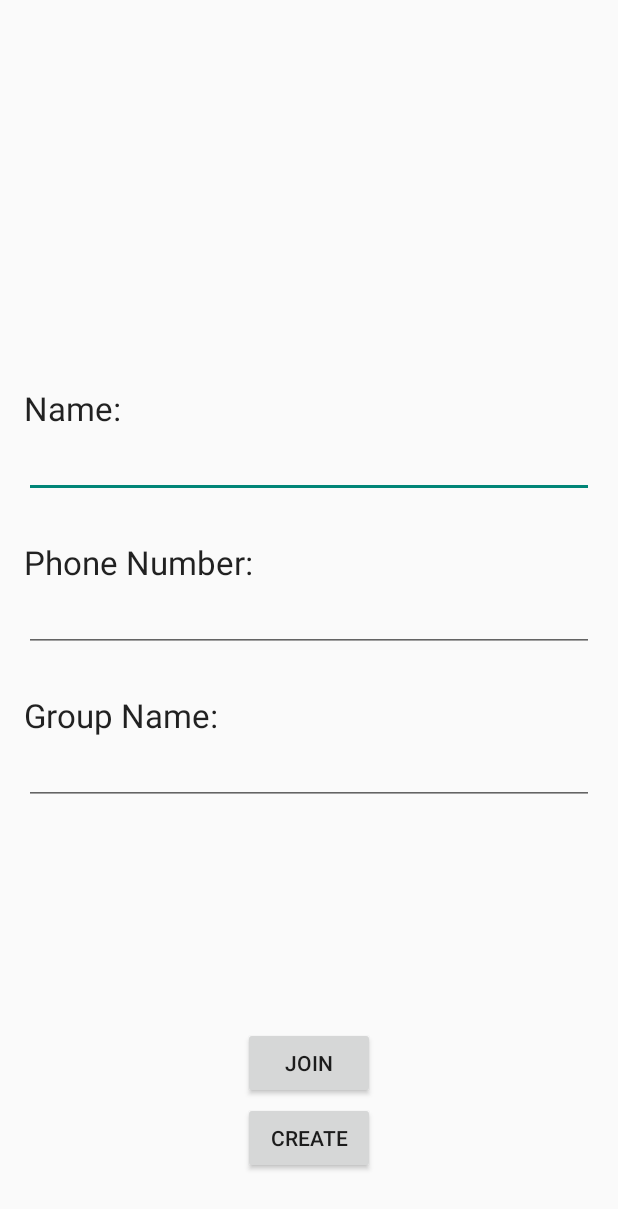
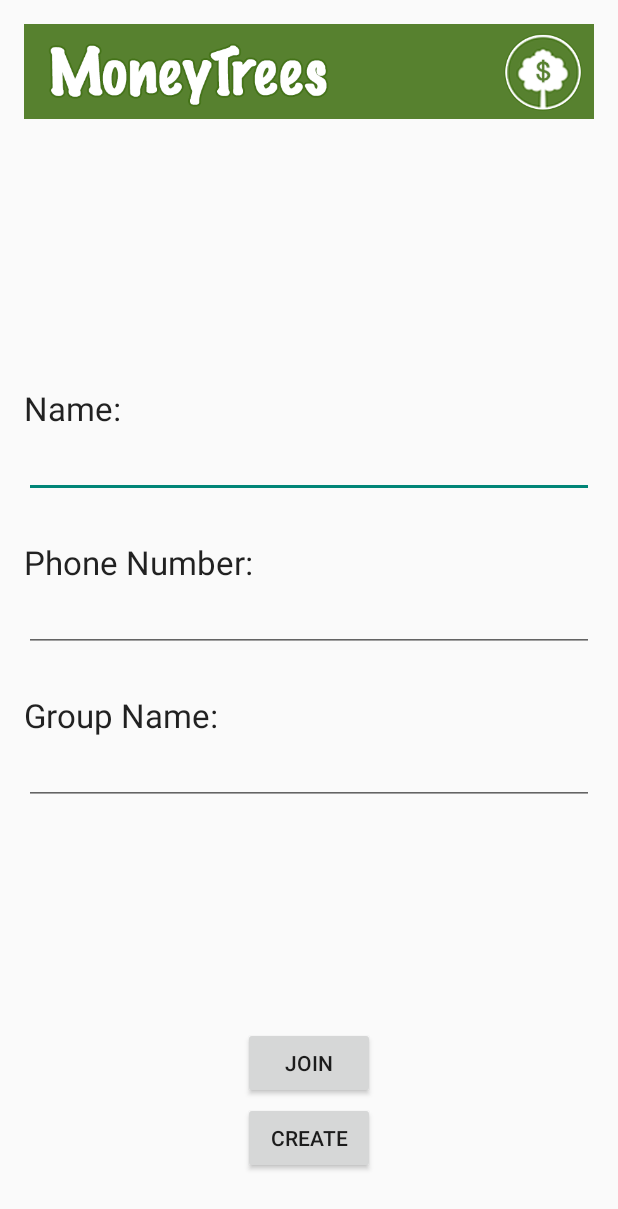
Before and after one commit to annekao/MoneyTrees, an Android app: the screen it shows after launch (Main), on a phone screen of 412 x 824 dp. Shown: the top 1209 px of the screen. Run offline under Robolectric (Android 15) with nearby library versions, the phone set to English and light mode, and no system bars; libraries missing offline, so code that uses them is left out: com.firebase.client; 6 statements that could not run were skipped.

Commit message:
huge implemenation changes

```diff
--- a/app/src/main/java/com/hackrice/kevinskim93/moneytrees/Main.java
+++ b/app/src/main/java/com/hackrice/kevinskim93/moneytrees/Main.java
@@ -25,8 +25,10 @@ public class Main extends Activity {
     Firebase myFirebaseRef;
     Firebase groupsRef;
     String name, pNum, groupName;
+    Double billDouble;
     Object groups;
     User u;
+    boolean isNewUser = false;
 
     @Override
     protected void onCreate(Bundle savedInstanceState) {
@@ -34,7 +36,7 @@ public class Main extends Activity {
         Firebase.setAndroidContext(this);
         myFirebaseRef = new Firebase("https://luminous-inferno-581.firebaseio.com/");
         final Firebase groupsRef = myFirebaseRef.child("groups");
-        groups = new HashMap<String,MoneyGroup>();
+        groups = new HashMap<String,Object>();
 
         groupsRef.addListenerForSingleValueEvent(new ValueEventListener() {
             @Override
@@ -119,7 +121,7 @@ public class Main extends Activity {
         groupsRef.addListenerForSingleValueEvent(new ValueEventListener() {
             @Override
             public void onDataChange(DataSnapshot snapshot) {
-                groups = (Map<String, MoneyGroup>) snapshot.getValue();
+                groups = (Map<String, Object>) snapshot.getValue();
                 System.out.println(snapshot.getValue().getClass() + "B");
             }
 
@@ -133,7 +135,7 @@ public class Main extends Activity {
         Firebase tempRef = myFirebaseRef.child("temp");
         tempRef.setValue(temp);
 
-        if (!((HashMap<String, MoneyGroup>) groups).containsKey(groupName)){
+        if (!((HashMap<String, Object>) groups).containsKey(groupName)){
             String message = "The group you have entered does not exist." + " \n \n" + "Please try again!";
             AlertDialog.Builder builder = new AlertDialog.Builder(this);
             builder.setTitle("Error");
@@ -289,7 +291,41 @@ public class Main extends Activity {
 
         u.addMoney(amount);
 
-        Map<String, Object> tempMap = (Map<String, Object>) ((HashMap<String, Object>) groups).get(groupName);
+
+        Map<String, Object> tempMap = (Map<String,Object>)((Map<String, Object>) groups);
+
+        System.out.println(tempMap);
+
+        Object mg = (Object) tempMap.get(groupName);
+
+        if(mg.getClass().equals(tempMap.getClass())){
+
+            Map<String, Object> temporaryMap = (Map<String,Object>)((Map<String, Object>) tempMap.get(groupName));
+            String billString = ((Map<String, Object>) temporaryMap).get("money").toString();
+            System.out.println("temp map : " + temporaryMap);
+
+            isNewUser = true;
+
+            billDouble = amount;
+
+        }
+        else{
+
+            mg = (MoneyGroup) tempMap.get(groupName);
+            System.out.println("mg: " + mg);
+            System.out.println(((MoneyGroup) mg).getMoney());
+
+            isNewUser = false;
+
+            billDouble = amount;
+        }
+
+        System.out.println(mg);
+
+        //billDouble = mg.getMoney() + amount;
+
+
+
         final ArrayList<Object> userList = (ArrayList<Object>) tempMap.get("users");
 
         groupsRef = myFirebaseRef.child("groups");
@@ -298,7 +334,25 @@ public class Main extends Activity {
             public void onDataChange(DataSnapshot snapshot) {
 
                 ((Map<String, Object>) groups).put("users", ((Object) userList));
+
+                //((Map<String, Object>) groups).put("money", ((Object) billDouble).toString());
+                MoneyGroup mg = null;
+
+                if(!isNewUser) {
+                    mg = (MoneyGroup) ((Map<String, Object>) groups).get(groupName);
+                    mg.addMoney( billDouble );
+                }
+                else{
+
+                    Object tempMoneyMap = ((Map<String, Object>)groups).get(groupName);
+                    Double money = (Double) ((Map<String, Object>) tempMoneyMap).get("money");
+                    ((Map<String, Object>) tempMoneyMap).put("money", (Object) (money + billDouble));
+                }
+
+
                 groupsRef.setValue(groups);
+
+                isNewUser = false;
             }
 
             @Override
@@ -311,5 +365,9 @@ public class Main extends Activity {
 
     public void balance(View v){
         //compiles list of who to pay with option to venmo
+
+
+
+
     }
 }
--- a/app/src/main/res/layout/homepage.xml
+++ b/app/src/main/res/layout/homepage.xml
@@ -88,4 +88,13 @@
         android:layout_alignStart="@+id/groupName"
         android:layout_marginTop="27dp" />
 
+    <ImageView
+        android:layout_width="wrap_content"
+        android:layout_height="wrap_content"
+        android:id="@+id/imageView"
+        android:src="@drawable/moneytreesbanner"
+        android:adjustViewBounds="true"
+        android:layout_alignParentTop="true"
+        android:cropToPadding="false" />
+
 </RelativeLayout>
```
Also changed, not shown: app/src/main/res/drawable-hdpi/moneytreesbanner.png (added).
